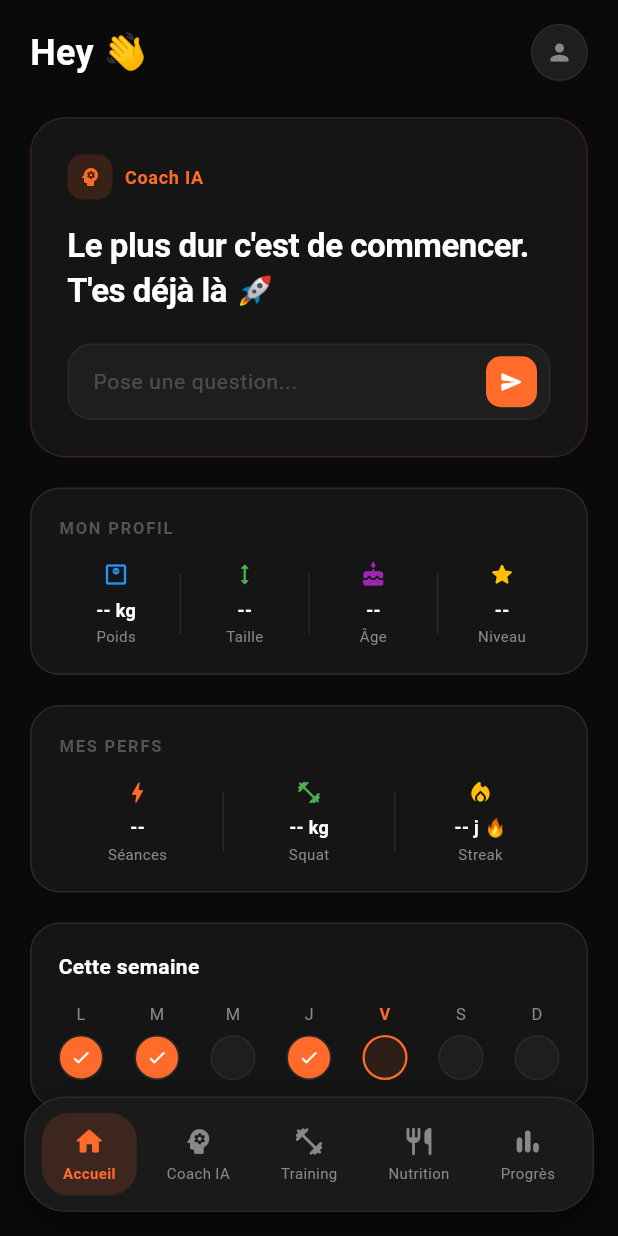
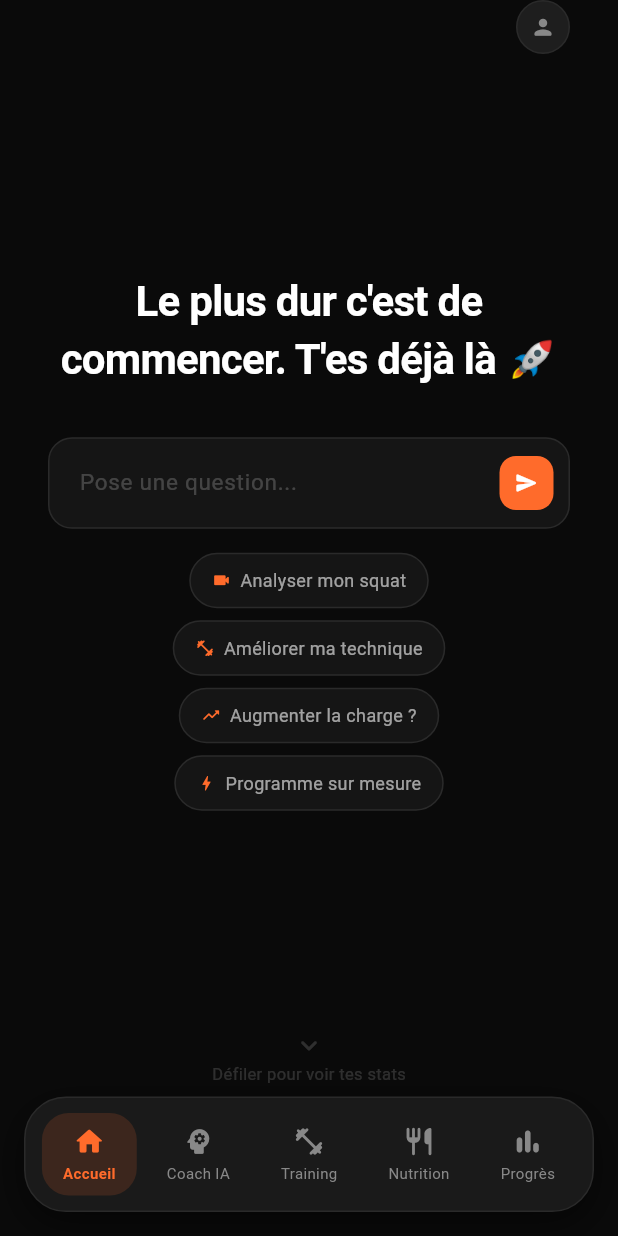
Before and after one commit to timoteymeurier-max/gym_ia, a Flutter app: the screen it shows after launch, on a phone screen of 412 x 824 dp. Run offline on Flutter 3.47's test engine with Material 3 defaults, Android fonts, the phone set to English and light mode, and no system bars; our stand-ins replace file_picker, flutter_markdown, shared_preferences; network calls fail.

```diff
--- /dev/null
+++ b/Procfile.txt
@@ -0,0 +1 @@
+web: uvicorn main:app --host 0.0.0.0 --port $PORT
--- a/lib/main.dart
+++ b/lib/main.dart
@@ -141,13 +141,6 @@ class HomePage extends StatefulWidget {
 }
 
 class _HomePageState extends State<HomePage> with TickerProviderStateMixin {
-  late AnimationController _heroController;
-  late Animation<double> _heroOpacity;
-  late Animation<double> _heroScale;
-  late AnimationController _contentController;
-  late Animation<double> _contentOpacity;
-  late Animation<Offset> _contentSlide;
-  bool _heroComplete = false;
   final TextEditingController _chatController = TextEditingController();
   late String _currentMessage;
 
@@ -175,37 +168,30 @@ class _HomePageState extends State<HomePage> with TickerProviderStateMixin {
     ]);
     return messages;
   }
-
+  Widget _pill(String text, IconData icon) {
+  return Container(
+    padding: const EdgeInsets.symmetric(horizontal: 14, vertical: 9),
+    decoration: BoxDecoration(
+      color: kCard,
+      borderRadius: BorderRadius.circular(20),
+      border: Border.all(color: kBorder),
+    ),
+    child: Row(mainAxisSize: MainAxisSize.min, children: [
+      Icon(icon, size: 13, color: kOrange),
+      const SizedBox(width: 6),
+      Text(text, style: TextStyle(fontSize: 12, color: Colors.white.withOpacity(0.6))),
+    ]),
+  );
+}
   @override
   void initState() {
     super.initState();
     final messages = _getPersonalizedMessages();
     _currentMessage = messages[Random().nextInt(messages.length)];
-
-    _heroController = AnimationController(vsync: this, duration: const Duration(milliseconds: 900));
-    _heroOpacity = Tween<double>(begin: 0, end: 1).animate(CurvedAnimation(parent: _heroController, curve: const Interval(0.0, 0.6, curve: Curves.easeOut)));
-    _heroScale = Tween<double>(begin: 0.85, end: 1.0).animate(CurvedAnimation(parent: _heroController, curve: Curves.easeOutBack));
-
-    _contentController = AnimationController(vsync: this, duration: const Duration(milliseconds: 700));
-    _contentOpacity = Tween<double>(begin: 0, end: 1).animate(CurvedAnimation(parent: _contentController, curve: Curves.easeOut));
-    _contentSlide = Tween<Offset>(begin: const Offset(0, 0.05), end: Offset.zero).animate(CurvedAnimation(parent: _contentController, curve: Curves.easeOut));
-
-    Future.delayed(const Duration(milliseconds: 300), () {
-      _heroController.forward().then((_) {
-        Future.delayed(const Duration(milliseconds: 1200), () {
-          if (mounted) {
-            setState(() => _heroComplete = true);
-            _contentController.forward();
-          }
-        });
-      });
-    });
   }
 
   @override
   void dispose() {
-    _heroController.dispose();
-    _contentController.dispose();
     _chatController.dispose();
     super.dispose();
   }
@@ -221,46 +207,11 @@ class _HomePageState extends State<HomePage> with TickerProviderStateMixin {
   Widget build(BuildContext context) {
     return SafeArea(
       bottom: false,
-      child: Stack(children: [
-        if (!_heroComplete) _buildHeroScreen(),
-        if (_heroComplete)
-          FadeTransition(
-            opacity: _contentOpacity,
-            child: SlideTransition(position: _contentSlide, child: _buildMainContent()),
-          ),
-      ]),
+      child: _buildScrollContent(),
     );
   }
 
-  Widget _buildHeroScreen() {
-    return Container(
-      color: kBg,
-      child: Center(
-        child: FadeTransition(
-          opacity: _heroOpacity,
-          child: ScaleTransition(
-            scale: _heroScale,
-            child: Padding(
-              padding: const EdgeInsets.symmetric(horizontal: 32),
-              child: Column(mainAxisSize: MainAxisSize.min, children: [
-                Container(
-                  padding: const EdgeInsets.all(18),
-                  decoration: BoxDecoration(color: kOrange.withOpacity(0.1), shape: BoxShape.circle, border: Border.all(color: kOrange.withOpacity(0.2))),
-                  child: const Icon(Icons.psychology_rounded, color: kOrange, size: 40),
-                ),
-                const SizedBox(height: 32),
-                Text(_currentMessage, textAlign: TextAlign.center, style: const TextStyle(fontSize: 30, fontWeight: FontWeight.bold, color: kText, height: 1.3, letterSpacing: -0.5)),
-                const SizedBox(height: 16),
-                Text("Coach IA · Gym AI", style: TextStyle(fontSize: 14, color: Colors.white.withOpacity(0.25), letterSpacing: 1)),
-              ]),
-            ),
-          ),
-        ),
-      ),
-    );
-  }
-
-  Widget _buildMainContent() {
+  Widget _buildScrollContent() {
     final name = widget.userData['name'] ?? '';
     final weight = widget.userData['weight'] ?? '--';
     final sessions = widget.userData['sessions_per_week'] ?? '--';
@@ -271,7 +222,6 @@ class _HomePageState extends State<HomePage> with TickerProviderStateMixin {
     final lastDate = widget.userData['last_squat_date'] ?? '';
     final age = widget.userData['age'] ?? '';
     final height = widget.userData['height'] ?? '';
-    final goal = widget.userData['goal'] ?? '';
     final level = widget.userData['level'] ?? '';
 
     List<Map<String, dynamic>> weightHistory = [];
@@ -280,20 +230,17 @@ class _HomePageState extends State<HomePage> with TickerProviderStateMixin {
       weightHistory = (jsonDecode(raw) as List).map((e) => Map<String, dynamic>.from(e)).toList();
     } catch (e) {}
 
-    return Column(children: [
-      // HEADER
-      Padding(
-        padding: const EdgeInsets.fromLTRB(20, 16, 20, 0),
-        child: Row(children: [
-          Column(crossAxisAlignment: CrossAxisAlignment.start, children: [
-            Text(
-              name.isNotEmpty ? "Hey $name 👋" : "Hey 👋",
-              style: const TextStyle(fontSize: 24, fontWeight: FontWeight.bold, color: kText),
-            ),
-            if (goal.isNotEmpty)
-              Text(goal, style: const TextStyle(fontSize: 13, color: kTextDim)),
-          ]),
-          const Spacer(),
+    return CustomScrollView(
+      slivers: [
+        // HERO PLEIN ÉCRAN — reste toujours là
+        SliverToBoxAdapter(
+          child: SizedBox(
+            height: MediaQuery.of(context).size.height,
+            child: Padding(
+              padding: const EdgeInsets.symmetric(horizontal: 32),
+              child: Column(mainAxisAlignment: MainAxisAlignment.center, children: [
+                // Profil icon en haut à droite
+                Row(mainAxisAlignment: MainAxisAlignment.end, children: [
                   Clickable(
                     onTap: () async {
                       await showDialog(
@@ -306,61 +253,85 @@ class _HomePageState extends State<HomePage> with TickerProviderStateMixin {
                       );
                       widget.onUserDataChanged();
                     },
-            child: Container(width: 38, height: 38, decoration: BoxDecoration(color: kCard2, shape: BoxShape.circle, border: Border.all(color: kBorder)), child: const Icon(Icons.person_rounded, color: kTextDim, size: 18)),
+                    child: Container(width: 36, height: 36, decoration: BoxDecoration(color: kCard2, shape: BoxShape.circle, border: Border.all(color: kBorder)), child: const Icon(Icons.person_rounded, color: kTextDim, size: 17)),
                   ),
                 ]),
+                const Spacer(),
+
+                // PHRASE IA — centre absolu comme ChatGPT
+                Text(
+                  _currentMessage,
+                  textAlign: TextAlign.center,
+                  style: const TextStyle(fontSize: 28, fontWeight: FontWeight.bold, color: kText, height: 1.4, letterSpacing: -0.5),
                 ),
+                const SizedBox(height: 32),
 
-      Expanded(
-        child: SingleChildScrollView(
-          padding: const EdgeInsets.fromLTRB(20, 24, 20, 100),
-          child: Column(crossAxisAlignment: CrossAxisAlignment.start, children: [
-
-            // MESSAGE IA CENTRAL
+                // BARRE DE SAISIE
                 Container(
-              width: double.infinity,
-              padding: const EdgeInsets.all(24),
-              decoration: BoxDecoration(color: kCard, borderRadius: BorderRadius.circular(24), border: Border.all(color: kOrange.withOpacity(0.15))),
-              child: Column(crossAxisAlignment: CrossAxisAlignment.start, children: [
-                Row(children: [
-                  Container(padding: const EdgeInsets.all(7), decoration: BoxDecoration(color: kOrange.withOpacity(0.15), borderRadius: BorderRadius.circular(10)), child: const Icon(Icons.psychology_rounded, color: kOrange, size: 16)),
-                  const SizedBox(width: 8),
-                  const Text("Coach IA", style: TextStyle(fontSize: 12, color: kOrange, fontWeight: FontWeight.w600, letterSpacing: 0.5)),
-                ]),
-                const SizedBox(height: 16),
-                Text(_currentMessage, style: const TextStyle(fontSize: 22, fontWeight: FontWeight.bold, color: kText, height: 1.35, letterSpacing: -0.3)),
-                const SizedBox(height: 20),
-                Container(
-                  decoration: BoxDecoration(color: kCard2, borderRadius: BorderRadius.circular(16), border: Border.all(color: kBorder)),
+                  decoration: BoxDecoration(
+                    color: kCard,
+                    borderRadius: BorderRadius.circular(16),
+                    border: Border.all(color: kBorder),
+                  ),
                   child: Row(children: [
                     Expanded(
                       child: TextField(
                         controller: _chatController,
-                        style: const TextStyle(color: kText, fontSize: 14),
+                        style: const TextStyle(color: kText, fontSize: 15),
                         maxLines: 1,
                         decoration: InputDecoration(
                           hintText: "Pose une question...",
-                          hintStyle: TextStyle(color: Colors.white.withOpacity(0.2), fontSize: 14),
+                          hintStyle: TextStyle(color: Colors.white.withOpacity(0.2), fontSize: 15),
                           border: InputBorder.none,
-                          contentPadding: const EdgeInsets.symmetric(horizontal: 16, vertical: 14),
+                          contentPadding: const EdgeInsets.symmetric(horizontal: 20, vertical: 18),
                         ),
                         onSubmitted: (val) { if (val.trim().isNotEmpty) _chatController.clear(); },
                       ),
                     ),
                     Padding(
-                      padding: const EdgeInsets.only(right: 8),
+                      padding: const EdgeInsets.only(right: 10),
                       child: Clickable(
                         onTap: () => _chatController.clear(),
-                        child: Container(padding: const EdgeInsets.all(9), decoration: BoxDecoration(color: kOrange, borderRadius: BorderRadius.circular(10)), child: const Icon(Icons.send_rounded, color: Colors.white, size: 16)),
+                        child: Container(
+                          padding: const EdgeInsets.all(10),
+                          decoration: BoxDecoration(color: kOrange, borderRadius: BorderRadius.circular(11)),
+                          child: const Icon(Icons.send_rounded, color: Colors.white, size: 16),
+                        ),
                       ),
                     ),
                   ]),
                 ),
+                const SizedBox(height: 16),
+
+                // SUGGESTIONS PILLS
+                Wrap(
+                  spacing: 8, runSpacing: 8, alignment: WrapAlignment.center,
+                  children: [
+                    _pill("Analyser mon squat", Icons.videocam_rounded),
+                    _pill("Améliorer ma technique", Icons.fitness_center_rounded),
+                    _pill("Augmenter la charge ?", Icons.trending_up_rounded),
+                    _pill("Programme sur mesure", Icons.bolt_rounded),
+                  ],
+                ),
+
+                const Spacer(),
+
+                // SCROLL HINT
+                Column(children: [
+                  Icon(Icons.keyboard_arrow_down_rounded, color: Colors.white.withOpacity(0.15), size: 22),
+                  Text("Défiler pour voir tes stats", style: TextStyle(fontSize: 11, color: Colors.white.withOpacity(0.15))),
+                ]),
+                const SizedBox(height: 100),
               ]),
             ),
-            const SizedBox(height: 20),
+          ),
+        ),
 
-            // MON PROFIL
+        // WIDGETS EN DESSOUS
+        SliverPadding(
+          padding: const EdgeInsets.fromLTRB(20, 0, 20, 100),
+          sliver: SliverList(
+            delegate: SliverChildListDelegate([
               Container(
                 padding: const EdgeInsets.all(18),
                 decoration: BoxDecoration(color: kCard, borderRadius: BorderRadius.circular(20), border: Border.all(color: kBorder)),
@@ -376,16 +347,11 @@ class _HomePageState extends State<HomePage> with TickerProviderStateMixin {
                     Container(width: 1, height: 40, color: kBorder, margin: const EdgeInsets.symmetric(horizontal: 4)),
                     _compactStat("Niveau", level.isNotEmpty ? _levelShort(level) : '--', Icons.star_rounded, Colors.amber),
                   ]),
-
                   if (weightHistory.length >= 2) ...[
                     const SizedBox(height: 20),
                     const Text("ÉVOLUTION DU POIDS", style: TextStyle(fontSize: 11, color: Color(0xFF555555), fontWeight: FontWeight.w600, letterSpacing: 1.2)),
                     const SizedBox(height: 12),
-                  SizedBox(
-                    height: 80,
-                    width: double.infinity,
-                    child: CustomPaint(painter: WeightChartPainter(weightHistory)),
-                  ),
+                    SizedBox(height: 80, width: double.infinity, child: CustomPaint(painter: WeightChartPainter(weightHistory))),
                     const SizedBox(height: 8),
                     Row(mainAxisAlignment: MainAxisAlignment.spaceBetween, children: [
                       Text(weightHistory.first['date'] ?? '', style: const TextStyle(fontSize: 10, color: kTextDim)),
@@ -395,8 +361,6 @@ class _HomePageState extends State<HomePage> with TickerProviderStateMixin {
                 ]),
               ),
               const SizedBox(height: 20),
-
-            // MES PERFS
               Container(
                 padding: const EdgeInsets.all(18),
                 decoration: BoxDecoration(color: kCard, borderRadius: BorderRadius.circular(20), border: Border.all(color: kBorder)),
@@ -413,17 +377,17 @@ class _HomePageState extends State<HomePage> with TickerProviderStateMixin {
                 ]),
               ),
               const SizedBox(height: 20),
-
-            // SEMAINE
               _buildWeekWidget(),
               const SizedBox(height: 20),
-
-            // DERNIÈRE ANALYSE
-            if (lastScore != '--') _buildLastAnalysis(lastScore, lastReps, lastDate),
+              if (lastScore != '--') ...[
+                _buildLastAnalysis(lastScore, lastReps, lastDate),
+                const SizedBox(height: 20),
+              ],
             ]),
           ),
         ),
-    ]);
+      ],
+    );
   }
 
   Widget _compactStat(String label, String value, IconData icon, Color color) {
@@ -562,6 +526,7 @@ class _CoachPageState extends State<CoachPage> {
   List<Map<String, dynamic>> conversations = [];
   int? activeConvId;
   bool sidebarOpen = true;
+  String? _pendingSuggestion;
 
   @override
   void initState() {
@@ -577,17 +542,18 @@ class _CoachPageState extends State<CoachPage> {
     } catch (e) {}
   }
 
-  Future<void> createNewConversation() async {
+  Future<void> createNewConversation({String? suggestion}) async {
     try {
       var request = http.MultipartRequest('POST', Uri.parse('$kBaseUrl/conversations/'));
       request.fields['objectif'] = 'general';
-      request.fields['title'] = 'Nouvelle conversation';
+      request.fields['title'] = suggestion ?? 'Nouvelle conversation';
       var response = await request.send();
       var body = await response.stream.bytesToString();
       final data = jsonDecode(body);
       setState(() {
         conversations.insert(0, Map<String, dynamic>.from(data));
         activeConvId = data['id'];
+        _pendingSuggestion = suggestion;
       });
     } catch (e) {}
   }
@@ -624,15 +590,19 @@ class _CoachPageState extends State<CoachPage> {
                 const SizedBox(width: 8),
                 const Text("Coach IA", style: TextStyle(fontSize: 15, fontWeight: FontWeight.bold, color: kText)),
                 const Spacer(),
-                MouseRegion(cursor: SystemMouseCursors.click, child: IconButton(onPressed: createNewConversation, icon: const Icon(Icons.edit_outlined, color: kOrange, size: 18), tooltip: "Nouveau chat")),
+                MouseRegion(cursor: SystemMouseCursors.click, child: IconButton(onPressed: () => createNewConversation(), icon: const Icon(Icons.edit_outlined, color: kOrange, size: 18), tooltip: "Nouveau chat")),
               ]),
             ),
             Expanded(
-              child: activeConvId == null ? _buildWelcome() : ChatView(
+              child: activeConvId == null
+                  ? _buildWelcome()
+                  : ChatView(
                       key: ValueKey(activeConvId),
                       convId: activeConvId!,
+                      initialMessage: _pendingSuggestion,
                       onTitleUpdate: (title) {
                         setState(() {
+                          _pendingSuggestion = null;
                           final idx = conversations.indexWhere((c) => c['id'] == activeConvId);
                           if (idx != -1) conversations[idx]['title'] = title;
                         });
@@ -655,7 +625,7 @@ class _CoachPageState extends State<CoachPage> {
           child: SizedBox(
             width: double.infinity,
             child: ElevatedButton.icon(
-              onPressed: createNewConversation,
+              onPressed: () => createNewConversation(),
               icon: const Icon(Icons.add_rounded, size: 15),
               label: const Text("Nouveau chat", style: TextStyle(fontSize: 13, fontWeight: FontWeight.w600)),
               style: ElevatedButton.styleFrom(backgroundColor: kOrange, foregroundColor: Colors.white, padding: const EdgeInsets.symmetric(vertical: 11), shape: RoundedRectangleBorder(borderRadius: BorderRadius.circular(12)), elevation: 0),
@@ -703,12 +673,14 @@ class _CoachPageState extends State<CoachPage> {
     final suggestions = [
       {"icon": Icons.videocam_rounded, "text": "Analyse mon squat"},
       {"icon": Icons.fitness_center_rounded, "text": "Programme pour gagner en force"},
-      {"icon": Icons.compare_arrows_rounded, "text": "Améliorer ma profondeur"},
+      {"icon": Icons.compare_arrows_rounded, "text": "Améliorer ma profondeur de squat"},
       {"icon": Icons.monitor_heart_outlined, "text": "Puis-je augmenter la charge ?"},
       {"icon": Icons.lightbulb_outline_rounded, "text": "Quels muscles travaille le squat ?"},
       {"icon": Icons.schedule_rounded, "text": "Combien de séances par semaine ?"},
     ];
-    return Center(
+    return Column(children: [
+      Expanded(
+        child: Center(
           child: SingleChildScrollView(
             padding: const EdgeInsets.all(32),
             child: Column(mainAxisAlignment: MainAxisAlignment.center, children: [
@@ -721,7 +693,7 @@ class _CoachPageState extends State<CoachPage> {
               Wrap(
                 spacing: 8, runSpacing: 8, alignment: WrapAlignment.center,
                 children: suggestions.map((s) => Clickable(
-              onTap: () => createNewConversation(),
+                  onTap: () => createNewConversation(suggestion: s['text'] as String),
                   child: Container(
                     padding: const EdgeInsets.symmetric(horizontal: 14, vertical: 10),
                     decoration: BoxDecoration(color: kCard, borderRadius: BorderRadius.circular(12), border: Border.all(color: kBorder)),
@@ -735,7 +707,42 @@ class _CoachPageState extends State<CoachPage> {
               ),
             ]),
           ),
-    );
+        ),
+      ),
+      // BARRE D'ÉCRITURE SUR LA PAGE WELCOME
+      Container(
+        padding: const EdgeInsets.fromLTRB(14, 14, 14, 90),
+        decoration: BoxDecoration(color: const Color(0xFF111111), border: Border(top: BorderSide(color: kBorder))),
+        child: Row(children: [
+          Expanded(
+            child: TextField(
+              style: const TextStyle(color: kText, fontSize: 14),
+              decoration: InputDecoration(
+                hintText: "Pose une question à ton coach...",
+                hintStyle: TextStyle(color: Colors.white.withOpacity(0.2), fontSize: 14),
+                filled: true, fillColor: kCard2,
+                border: OutlineInputBorder(borderRadius: BorderRadius.circular(14), borderSide: const BorderSide(color: kBorder)),
+                enabledBorder: OutlineInputBorder(borderRadius: BorderRadius.circular(14), borderSide: const BorderSide(color: kBorder)),
+                focusedBorder: OutlineInputBorder(borderRadius: BorderRadius.circular(14), borderSide: const BorderSide(color: kOrange, width: 1.5)),
+                contentPadding: const EdgeInsets.symmetric(horizontal: 16, vertical: 12),
+              ),
+              onSubmitted: (val) {
+                if (val.trim().isNotEmpty) createNewConversation(suggestion: val.trim());
+              },
+            ),
+          ),
+          const SizedBox(width: 8),
+          Clickable(
+            onTap: () => createNewConversation(),
+            child: Container(
+              padding: const EdgeInsets.all(11),
+              decoration: BoxDecoration(color: kOrange, borderRadius: BorderRadius.circular(12)),
+              child: const Icon(Icons.send_rounded, color: Colors.white, size: 17),
+            ),
+          ),
+        ]),
+      ),
+    ]);
   }
 }
 
@@ -1079,7 +1086,8 @@ class ChatView extends StatefulWidget {
   final int convId;
   final Function(String) onTitleUpdate;
   final VoidCallback onMessageSent;
-  const ChatView({super.key, required this.convId, required this.onTitleUpdate, required this.onMessageSent});
+  final String? initialMessage;
+  const ChatView({super.key, required this.convId, required this.onTitleUpdate, required this.onMessageSent, this.initialMessage});
   @override
   State<ChatView> createState() => _ChatViewState();
 }
@@ -1095,7 +1103,12 @@ class _ChatViewState extends State<ChatView> {
   @override
   void initState() {
     super.initState();
-    loadMessages();
+    loadMessages().then((_) {
+      if (widget.initialMessage != null && widget.initialMessage!.isNotEmpty) {
+        _controller.text = widget.initialMessage!;
+        sendMessage();
+      }
+    });
   }
 
   Future<void> loadMessages() async {
@@ -1260,7 +1273,7 @@ class _ChatViewState extends State<ChatView> {
               ),
       ),
       Container(
-        padding: const EdgeInsets.fromLTRB(14, 14, 14, 24),
+        padding: const EdgeInsets.fromLTRB(14, 14, 14, 100),
         decoration: BoxDecoration(color: const Color(0xFF111111), border: Border(top: BorderSide(color: kBorder))),
         child: Column(children: [
           if (pendingVideoName != null)
--- /dev/null
+++ b/runtime.txt
@@ -0,0 +1 @@
+python-3.11.0
```
Also changed, not shown: requirements.txt (added, +8 -0 lines), 1 other file. Lines whose indentation alone changed are shown as unchanged.
